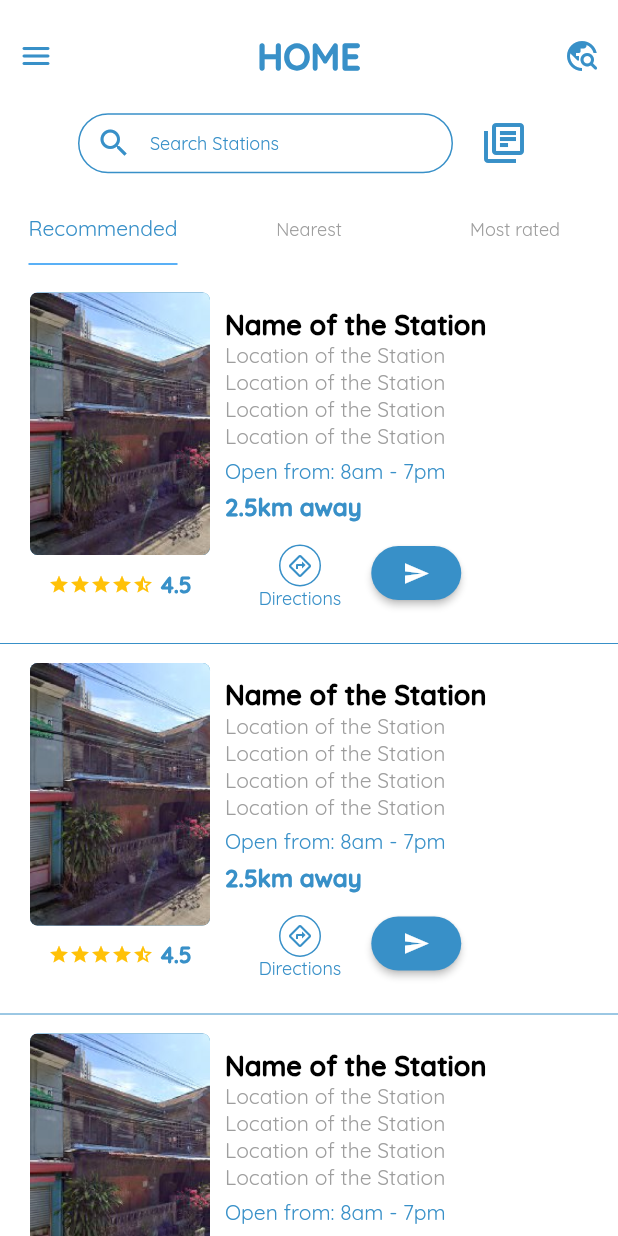
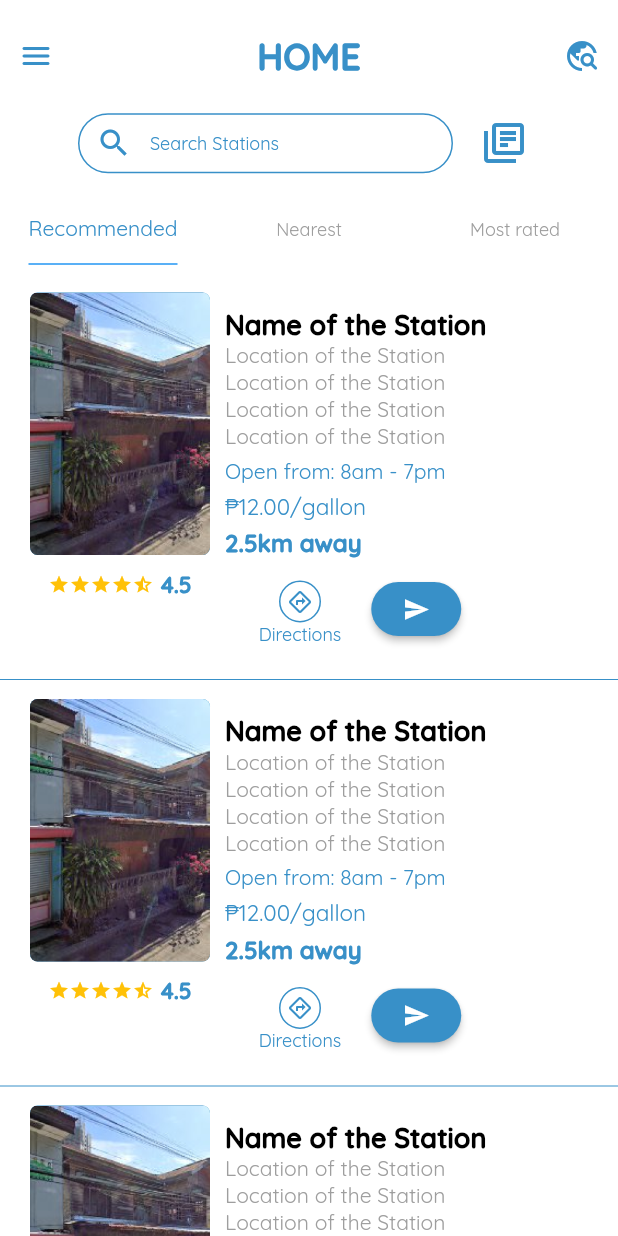
Before and after one commit to lansoyyy/project_agos, a Flutter app: the HomeScreen screen opened directly, on a phone screen of 412 x 824 dp. Run offline on Flutter 3.47's test engine with Material 2 defaults, Android fonts, the phone set to English and light mode, and no system bars; our stand-ins replace fluttertoast.

```diff
--- a/lib/screens/tabs/station_list_tab.dart
+++ b/lib/screens/tabs/station_list_tab.dart
@@ -130,6 +130,14 @@ class StationList extends StatelessWidget {
                         const SizedBox(
                           height: 5,
                         ),
+                        TextRegular(
+                          text: '₱12.00/gallon',
+                          fontSize: 15,
+                          color: primary,
+                        ),
+                        const SizedBox(
+                          height: 5,
+                        ),
                         TextBold(
                           text: '2.5km away',
                           fontSize: 16,
```
